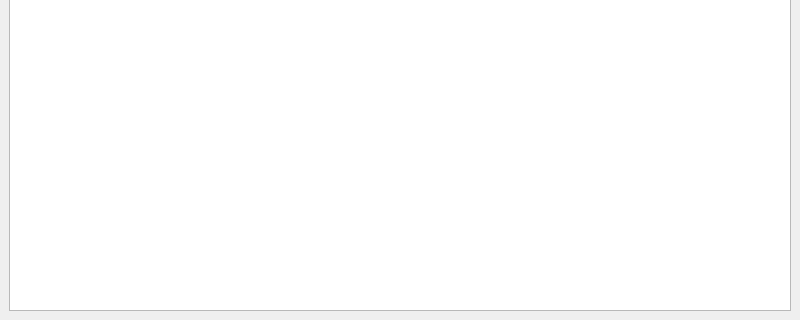
First picture: the form in views/SqlCommandView.ui, repository xcarol/wmm-qt, before the edit; both pictures show x 0 to 800 and y 280 to 600 of the 800 by 600 pixel window.
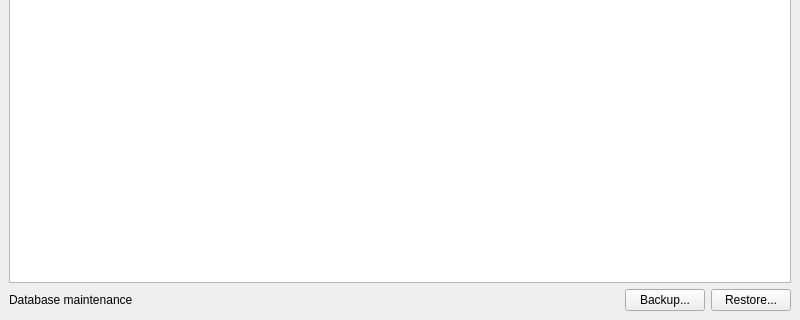
Second picture: the form after the edit.

Patch:
```diff
--- a/views/SqlCommandView.ui
+++ b/views/SqlCommandView.ui
@@ -74,6 +74,44 @@
         <item>
          <widget class="QTableWidget" name="sqlCommandResultTable"/>
         </item>
+        <item>
+         <layout class="QHBoxLayout" name="horizontalLayout_3">
+          <item>
+           <widget class="QLabel" name="label_2">
+            <property name="text">
+             <string>Database maintenance</string>
+            </property>
+           </widget>
+          </item>
+          <item>
+           <spacer name="horizontalSpacer_2">
+            <property name="orientation">
+             <enum>Qt::Horizontal</enum>
+            </property>
+            <property name="sizeHint" stdset="0">
+             <size>
+              <width>40</width>
+              <height>20</height>
+             </size>
+            </property>
+           </spacer>
+          </item>
+          <item>
+           <widget class="QPushButton" name="backupButton">
+            <property name="text">
+             <string>Backup...</string>
+            </property>
+           </widget>
+          </item>
+          <item>
+           <widget class="QPushButton" name="restoreButton">
+            <property name="text">
+             <string>Restore...</string>
+            </property>
+           </widget>
+          </item>
+         </layout>
+        </item>
        </layout>
       </item>
      </layout>
```
